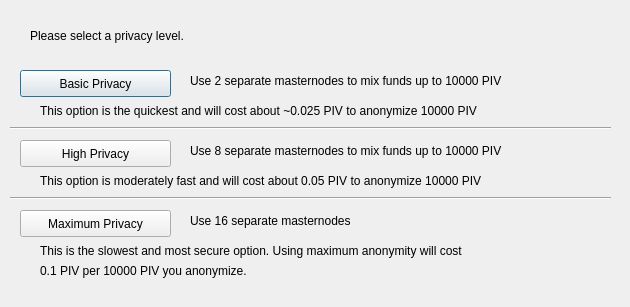
Qt form src/qt/forms/obfuscationconfig.ui (traficoin/traficoin) before a commit.
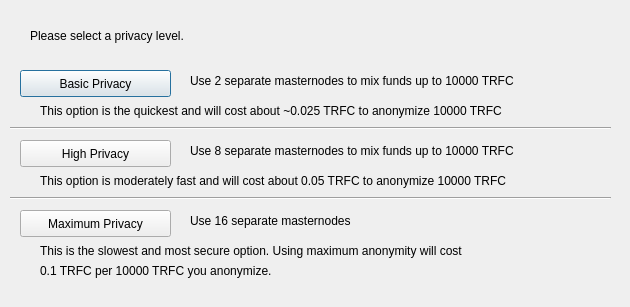
The same form after that commit.

What changed in the file:
```diff
--- a/src/qt/forms/obfuscationconfig.ui
+++ b/src/qt/forms/obfuscationconfig.ui
@@ -75,7 +75,7 @@
     </rect>
    </property>
    <property name="text">
-    <string>Use 2 separate masternodes to mix funds up to 10000 PIV</string>
+    <string>Use 2 separate masternodes to mix funds up to 10000 TRFC</string>
    </property>
   </widget>
   <widget class="QLabel" name="label_3">
@@ -88,7 +88,7 @@
     </rect>
    </property>
    <property name="text">
-    <string>Use 8 separate masternodes to mix funds up to 10000 PIV</string>
+    <string>Use 8 separate masternodes to mix funds up to 10000 TRFC</string>
    </property>
   </widget>
   <widget class="QLabel" name="label_4">
@@ -114,7 +114,7 @@
     </rect>
    </property>
    <property name="text">
-    <string>This option is the quickest and will cost about ~0.025 PIV to anonymize 10000 PIV</string>
+    <string>This option is the quickest and will cost about ~0.025 TRFC to anonymize 10000 TRFC</string>
    </property>
   </widget>
   <widget class="QLabel" name="label_7">
@@ -127,7 +127,7 @@
     </rect>
    </property>
    <property name="text">
-    <string>This option is moderately fast and will cost about 0.05 PIV to anonymize 10000 PIV</string>
+    <string>This option is moderately fast and will cost about 0.05 TRFC to anonymize 10000 TRFC</string>
    </property>
   </widget>
   <widget class="QLabel" name="label_8">
@@ -153,7 +153,7 @@
     </rect>
    </property>
    <property name="text">
-    <string>0.1 PIV per 10000 PIV you anonymize.</string>
+    <string>0.1 TRFC per 10000 TRFC you anonymize.</string>
    </property>
   </widget>
   <widget class="Line" name="line">
```
